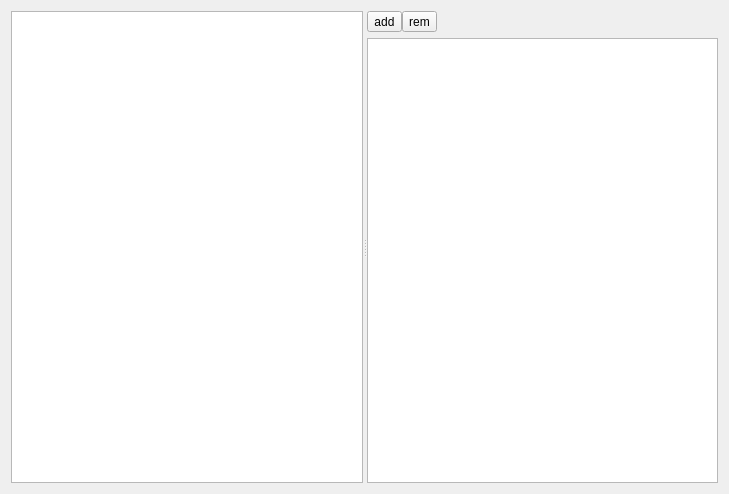
Above: Window.ui from gil9red/CardPreview before the change. Below: the same form after it.
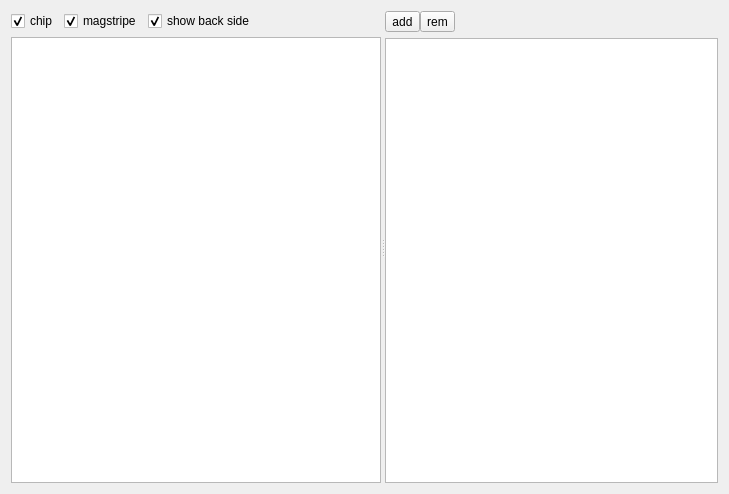
That is the form after the change.

```diff
--- a/Window.ui
+++ b/Window.ui
@@ -13,16 +13,66 @@
   <property name="windowTitle">
    <string>Window</string>
   </property>
-  <layout class="QVBoxLayout" name="verticalLayout_2">
+  <layout class="QVBoxLayout" name="verticalLayout_3">
    <item>
     <widget class="QSplitter" name="splitter">
      <property name="orientation">
       <enum>Qt::Horizontal</enum>
      </property>
-     <property name="childrenCollapsible">
-      <bool>false</bool>
-     </property>
-     <widget class="QGraphicsView" name="graphicsView"/>
+     <widget class="QWidget" name="">
+      <layout class="QVBoxLayout" name="verticalLayout_2">
+       <item>
+        <layout class="QHBoxLayout" name="horizontalLayout_2">
+         <item>
+          <widget class="QCheckBox" name="cb_chip">
+           <property name="text">
+            <string>chip</string>
+           </property>
+           <property name="checked">
+            <bool>true</bool>
+           </property>
+          </widget>
+         </item>
+         <item>
+          <widget class="QCheckBox" name="cb_magstripe">
+           <property name="text">
+            <string>magstripe</string>
+           </property>
+           <property name="checked">
+            <bool>true</bool>
+           </property>
+          </widget>
+         </item>
+         <item>
+          <widget class="QCheckBox" name="cb_back_side">
+           <property name="text">
+            <string>show back side</string>
+           </property>
+           <property name="checked">
+            <bool>true</bool>
+           </property>
+          </widget>
+         </item>
+         <item>
+          <spacer name="horizontalSpacer_2">
+           <property name="orientation">
+            <enum>Qt::Horizontal</enum>
+           </property>
+           <property name="sizeHint" stdset="0">
+            <size>
+             <width>40</width>
+             <height>20</height>
+            </size>
+           </property>
+          </spacer>
+         </item>
+        </layout>
+       </item>
+       <item>
+        <widget class="QGraphicsView" name="graphicsView"/>
+       </item>
+      </layout>
+     </widget>
      <widget class="QWidget" name="layoutWidget">
       <layout class="QVBoxLayout" name="verticalLayout">
        <item>
```
